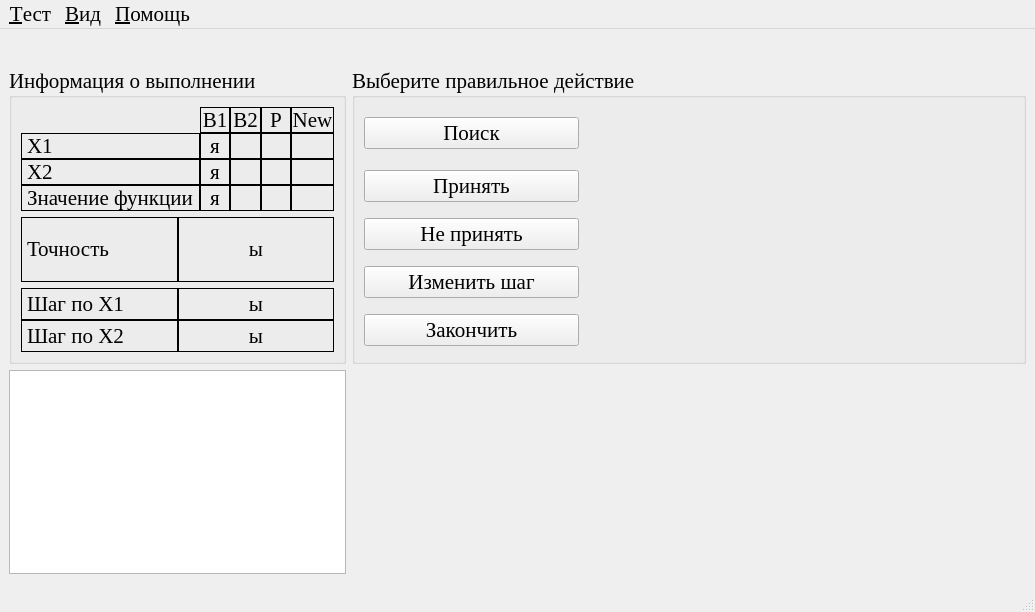
Qt form optimizationmethods/ui/HuGi.ui (Eliminationzx/optimizationmethods) before a commit.
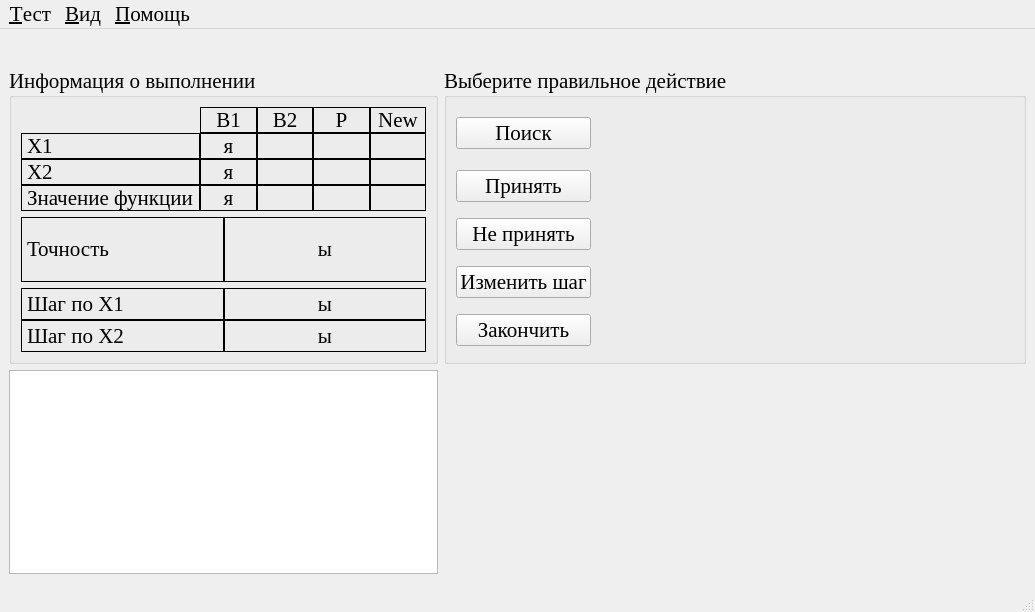
The same form after that commit.

Commit message: изменил форму на хуке дживсе чтоб не прыгало

Patch:
```diff
--- a/optimizationmethods/ui/HuGi.ui
+++ b/optimizationmethods/ui/HuGi.ui
@@ -23,7 +23,7 @@
    <string>Метод Хука-Дживса</string>
   </property>
   <widget class="QWidget" name="centralwidget">
-   <layout class="QGridLayout" name="gridLayout_8" columnstretch="1,2" rowminimumheight="0,0,1">
+   <layout class="QGridLayout" name="gridLayout_8" columnstretch="1,1" rowminimumheight="0,0,1">
     <item row="0" column="0" colspan="2">
      <widget class="QLabel" name="func">
       <property name="alignment">
```
Left out of the diff: 2 changed lines with no effect on the pictures.
